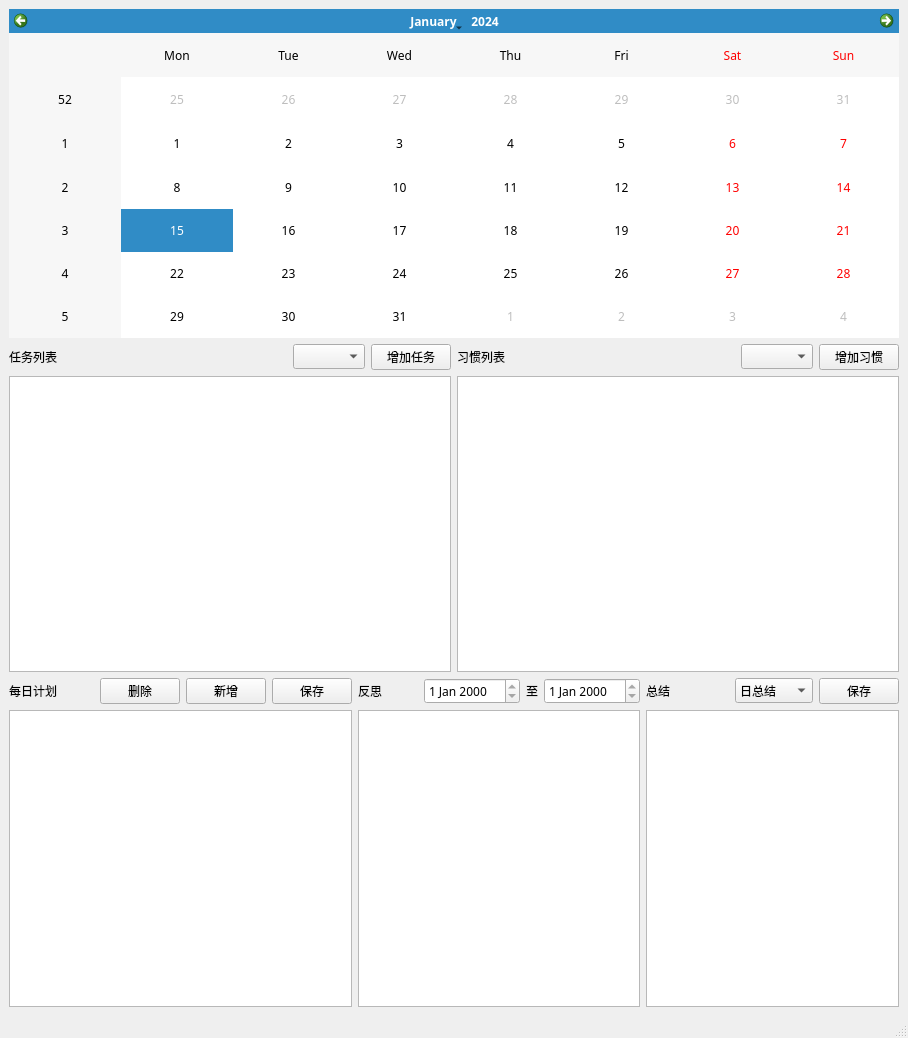
The window that mainwindow.ui (ZhaoYouBo/plan-and-track) describes before a commit, drawn with Qt 5.
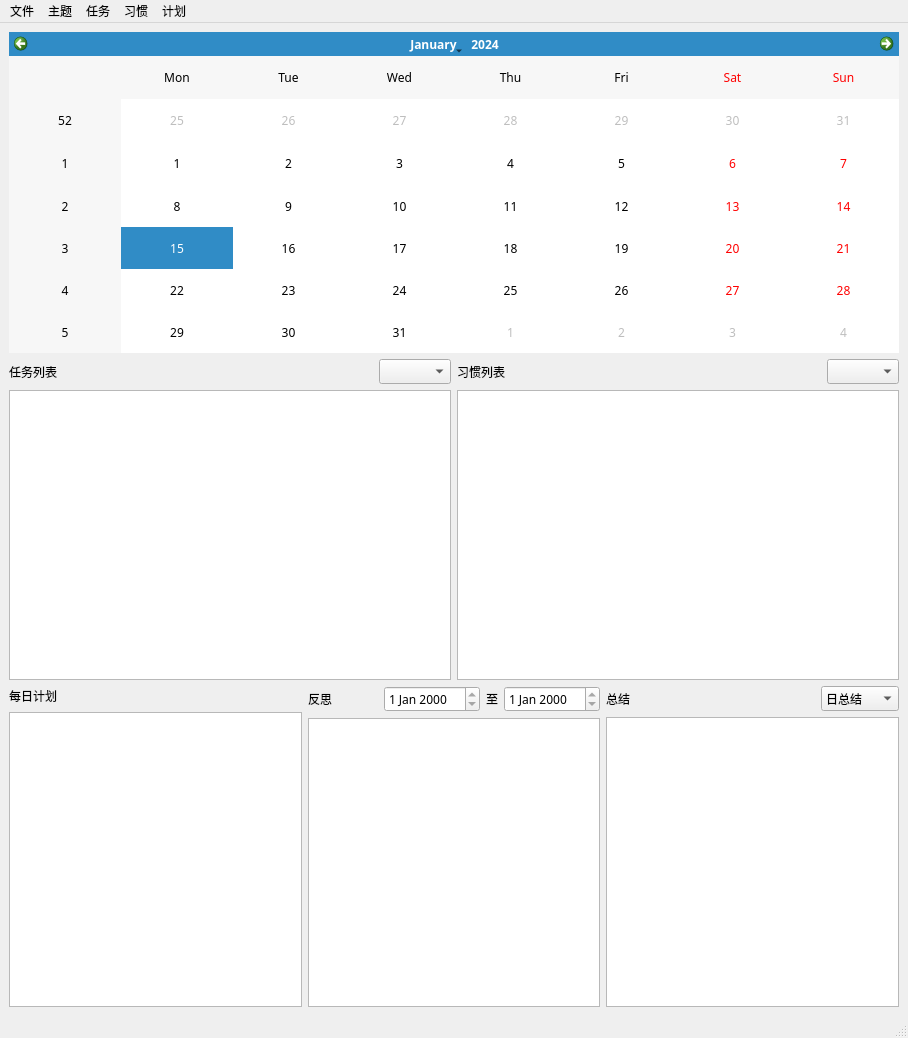
The same window after the commit.

Commit message: Add menu bar

The edit to the form file:
```diff
--- a/mainwindow.ui
+++ b/mainwindow.ui
@@ -44,27 +44,6 @@
           </property>
          </spacer>
         </item>
-        <item>
-         <widget class="QPushButton" name="pushButton_delete">
-          <property name="text">
-           <string>删除</string>
-          </property>
-         </widget>
-        </item>
-        <item>
-         <widget class="QPushButton" name="pushButton_insert">
-          <property name="text">
-           <string>新增</string>
-          </property>
-         </widget>
-        </item>
-        <item>
-         <widget class="QPushButton" name="pushButton_savePlan">
-          <property name="text">
-           <string>保存</string>
-          </property>
-         </widget>
-        </item>
        </layout>
       </item>
       <item>
@@ -204,13 +183,6 @@
           </item>
          </widget>
         </item>
-        <item>
-         <widget class="QPushButton" name="pushButton_saveSummary">
-          <property name="text">
-           <string>保存</string>
-          </property>
-         </widget>
-        </item>
        </layout>
       </item>
       <item>
@@ -247,13 +219,6 @@
           <item>
            <widget class="QComboBox" name="comboBox_task"/>
           </item>
-          <item>
-           <widget class="QPushButton" name="pushButton_add_task">
-            <property name="text">
-             <string>增加任务</string>
-            </property>
-           </widget>
-          </item>
          </layout>
         </item>
         <item>
@@ -288,13 +253,6 @@
           <item>
            <widget class="QComboBox" name="comboBox_habit"/>
           </item>
-          <item>
-           <widget class="QPushButton" name="pushButton_add_habit">
-            <property name="text">
-             <string>增加习惯</string>
-            </property>
-           </widget>
-          </item>
          </layout>
         </item>
         <item>
@@ -322,6 +280,41 @@
      <height>20</height>
     </rect>
    </property>
+   <widget class="QMenu" name="menu_document">
+    <property name="title">
+     <string>文件</string>
+    </property>
+    <addaction name="action_save"/>
+   </widget>
+   <widget class="QMenu" name="menu_theme">
+    <property name="title">
+     <string>主题</string>
+    </property>
+   </widget>
+   <widget class="QMenu" name="menu_task">
+    <property name="title">
+     <string>任务</string>
+    </property>
+    <addaction name="action_addTask"/>
+   </widget>
+   <widget class="QMenu" name="menu_habit">
+    <property name="title">
+     <string>习惯</string>
+    </property>
+    <addaction name="action_addHabit"/>
+   </widget>
+   <widget class="QMenu" name="menu_plan">
+    <property name="title">
+     <string>计划</string>
+    </property>
+    <addaction name="action_deletePlan"/>
+    <addaction name="action_addPlan"/>
+   </widget>
+   <addaction name="menu_document"/>
+   <addaction name="menu_theme"/>
+   <addaction name="menu_task"/>
+   <addaction name="menu_habit"/>
+   <addaction name="menu_plan"/>
   </widget>
   <widget class="QStatusBar" name="statusbar"/>
  </widget>
```
Left out of the diff: 25 changed lines with no effect on the pictures. The commit also changes 3 other files.
